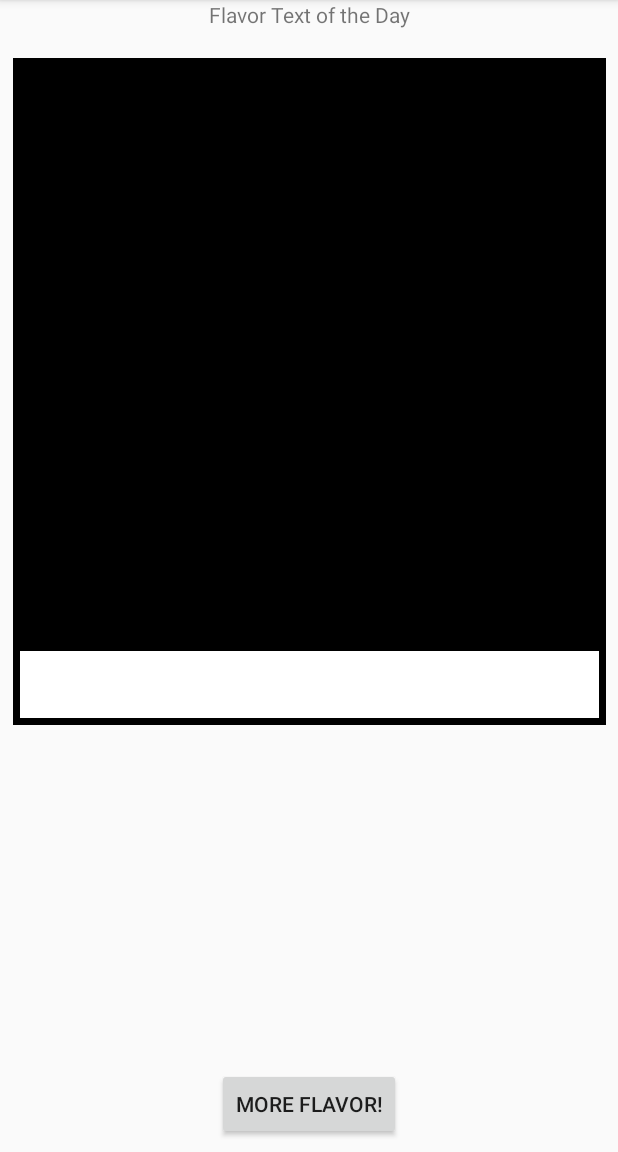
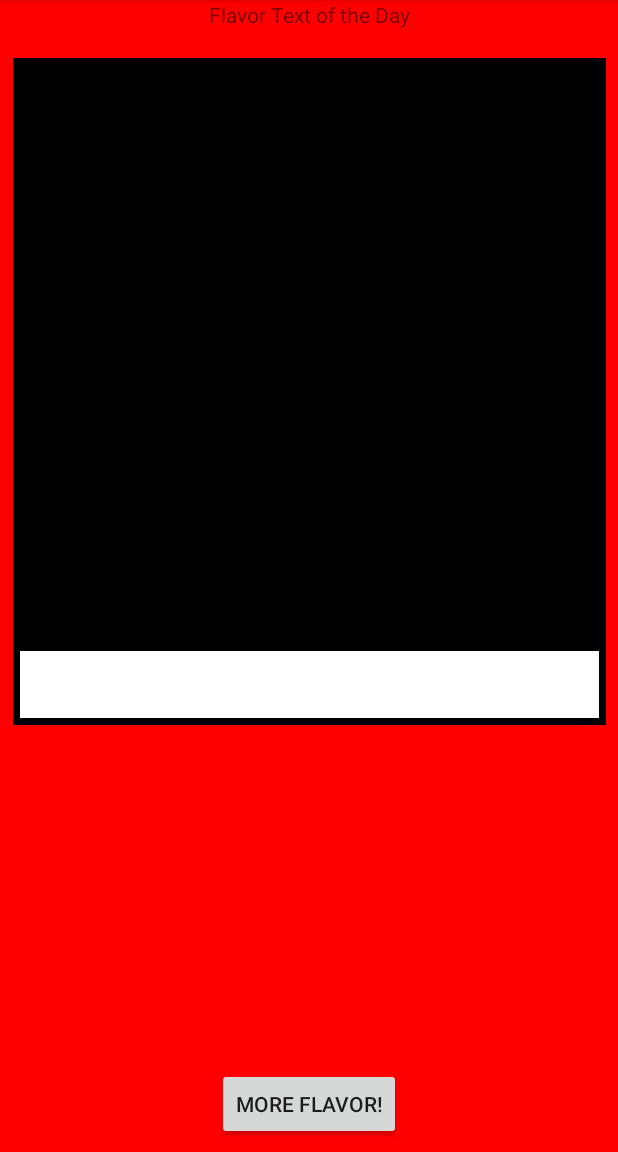
Before and after one commit to jwilder4690/MTGFlavor, an Android app: the screen it shows after launch (MainActivity), on a phone screen of 412 x 824 dp, the part 84-1236 px from its top. Run offline under Robolectric (Android 15) with nearby library versions, the phone set to English and light mode, and no system bars; our stand-ins replace Room's generated code; 1 statement that could not run was skipped.

Commit message:
- Color of card now changes color of background when displaying card.

```diff
--- a/app/src/main/java/com/example/mtgflavorsampler/CardData.java
+++ b/app/src/main/java/com/example/mtgflavorsampler/CardData.java
@@ -3,6 +3,7 @@ package com.example.mtgflavorsampler;
 import android.graphics.Bitmap;
 import android.util.Log;
 
+import org.json.JSONArray;
 import org.json.JSONException;
 import org.json.JSONObject;
 
@@ -20,7 +21,8 @@ public class CardData {
     private String artist;
     private String artCropUrl;
     private String cardArtUrl;
-    private int favorite; //use later for ordering your faves
+    private int color;
+    private int favorite = 0; //use later for ordering your faves
 
     public CardData(String webCard){
         try{
@@ -30,21 +32,37 @@ public class CardData {
             artist = cardJSON.getString("artist");
 
             JSONObject images = cardJSON.getJSONObject("image_uris");
+            artCropUrl = images.getString("art_crop");
+            //cardArtUrl = images.getString("border_crop");
+            cardArtUrl = images.getString("png");
 
-            artCropUrl = images.getString("art_crop");
-            cardArtUrl = images.getString("png");
+            JSONArray colors = cardJSON.getJSONArray("colors");
+            if(colors.length() > 1) color = R.color.Gold;
+            else if(colors.length() == 0) color = R.color.Brown;
+            else{
+                Log.i("DEBUG", "My color is: "+ colors.getString(0));
+                switch (colors.getString(0)){
+                    case "W": color = R.color.W; break;
+                    case "U": color = R.color.U; break;
+                    case "B": color = R.color.B; break;
+                    case "R": color = R.color.R; break;
+                    case "G": color = R.color.G; break;
+                    default: color = R.color.red;
+                }
+            }
         }
         catch (JSONException j) {
             Log.e("Exception", j.toString());
         }
     }
 
-    public CardData(String name, String flavorText, String artist, String artCropUrl, String cardArtUrl) {
+    public CardData(String name, String flavorText, String artist, String artCropUrl, String cardArtUrl, int color) {
         this.name = name;
         this.flavorText = flavorText;
         this.artist = artist;
         this.artCropUrl = artCropUrl;
         this.cardArtUrl = cardArtUrl;
+        this.color = color;
     }
 
     public void setId(int id) {
@@ -75,6 +93,8 @@ public class CardData {
         return cardArtUrl;
     }
 
+    public int getColor(){ return color;}
+
     public int getFavorite() {
         return favorite;
     }
--- a/app/src/main/java/com/example/mtgflavorsampler/CardDatabase.java
+++ b/app/src/main/java/com/example/mtgflavorsampler/CardDatabase.java
@@ -9,7 +9,7 @@ import androidx.room.Room;
 import androidx.room.RoomDatabase;
 import androidx.sqlite.db.SupportSQLiteDatabase;
 
-@Database(entities = {CardData.class}, version = 1)
+@Database(entities = {CardData.class}, version = 2)
 public abstract class CardDatabase extends RoomDatabase {
 
     private static CardDatabase instance;
@@ -45,7 +45,7 @@ public abstract class CardDatabase extends RoomDatabase {
         @Override
         protected Void doInBackground(Void... voids){
             //Do manual insert of Angelheart Vial or Omniscience
-            cardDao.insert(new CardData("CardName", "I am a cool card", "me", "www.com", "www.com"));
+            cardDao.insert(new CardData("CardName", "I am a cool card", "me", "www.com", "www.com", R.color.red));
             return null;
         }
     }
--- a/app/src/main/java/com/example/mtgflavorsampler/CardRepository.java
+++ b/app/src/main/java/com/example/mtgflavorsampler/CardRepository.java
@@ -35,14 +35,14 @@ public class CardRepository {
         CardDatabase database = CardDatabase.getInstance(application);
         cardDao = database.cardDao();
         allCards = cardDao.getAllCards();
-        currentCard.setValue(new CardData("CardName", "I am a cool card", "me", "www.com", "www.com"));
+        currentCard.setValue(new CardData("CardName", "I am a cool card", "me", "www.com", "www.com", R.color.red));
         fetchList();
         fetchCard();
     }
 
     public void insert(){
         CardData newInsert = currentCard.getValue();
-        newInsert.setFavorite(currentList.size());
+        if(currentList.size() > 0) newInsert.setFavorite(currentList.get(currentList.size()-1).getFavorite()+1);
         new InsertCardAsyncTask(cardDao).execute(newInsert);
         fetchList();
     }
--- a/app/src/main/java/com/example/mtgflavorsampler/DisplayFragment.java
+++ b/app/src/main/java/com/example/mtgflavorsampler/DisplayFragment.java
@@ -5,6 +5,7 @@ import android.net.Uri;
 import android.os.Bundle;
 
 import androidx.annotation.Nullable;
+import androidx.constraintlayout.widget.ConstraintLayout;
 import androidx.fragment.app.Fragment;
 import androidx.lifecycle.Observer;
 import androidx.lifecycle.ViewModelProviders;
@@ -32,6 +33,7 @@ public class DisplayFragment extends Fragment {
     TextView artistView;
     ImageView artCropView;
     ImageView cardArtView;
+    ConstraintLayout mainLayout;
 
     // TODO: Rename parameter arguments, choose names that match
     // the fragment initialization parameters, e.g. ARG_ITEM_NUMBER
@@ -87,6 +89,7 @@ public class DisplayFragment extends Fragment {
         artistView = v.findViewById(R.id.text_view_artist);
         artCropView = v.findViewById(R.id.image_view_art_crop);
         cardArtView = v.findViewById(R.id.image_view_card_art);
+        mainLayout = v.findViewById(R.id.card_main_layout);
 
         return v;
     }
@@ -104,6 +107,7 @@ public class DisplayFragment extends Fragment {
                 artistView.setText(card.getArtist());
                 artCropView.setImageBitmap(flavorViewModel.getCurrentArtCrop());
                 cardArtView.setImageBitmap(flavorViewModel.getCurrentCardArt());
+                mainLayout.setBackgroundColor(getResources().getColor(card.getColor()));
             }
         });
     }
--- a/app/src/main/res/layout/fragment_card.xml
+++ b/app/src/main/res/layout/fragment_card.xml
@@ -4,7 +4,9 @@
     xmlns:tools="http://schemas.android.com/tools"
     android:layout_width="match_parent"
     android:layout_height="match_parent"
-    android:orientation="vertical">
+    android:orientation="vertical"
+    android:id="@+id/card_main_layout"
+    android:background="@color/U">
 
 
     <TextView
@@ -23,7 +25,8 @@
         app:layout_constraintBottom_toTopOf="@id/button_flavor"
         app:layout_constraintEnd_toEndOf="parent"
         app:layout_constraintStart_toStartOf="parent"
-        app:layout_constraintTop_toBottomOf="@id/text_view_activity_title">
+        app:layout_constraintTop_toBottomOf="@id/text_view_activity_title"
+        app:layout_constraintVertical_bias="0.0">
 
         <LinearLayout
             android:layout_width="match_parent"
@@ -32,9 +35,9 @@
 
             <TextView
                 android:id="@+id/text_view_card_name"
-                android:layout_marginLeft="8dp"
                 android:layout_width="wrap_content"
                 android:layout_height="wrap_content"
+                android:layout_marginLeft="8dp"
                 android:text="CardName" />
 
             <ImageView
--- a/app/src/main/res/values/colors.xml
+++ b/app/src/main/res/values/colors.xml
@@ -7,4 +7,11 @@
     <color name="white">#FFFFFF</color>
     <color name="transparent">#00008577</color>
     <color name="red">#FF0000</color>
+    <color name="W">#FCF2D7</color>
+    <color name="U">#CBEFFD</color>
+    <color name="B">#9E9E9E</color>
+    <color name="R">#C98F8B</color>
+    <color name="G">#C6E4BA</color>
+    <color name="Gold">#D3BD81</color>
+    <color name="Brown">#756652</color>
 </resources>
```
